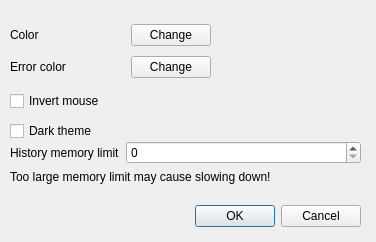
Above: propertiesdialog.ui from admesh/ADMeshGUI before the change. Below: the same form after it.
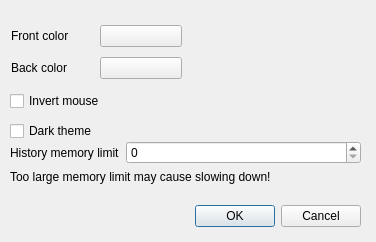
That is the form after the change.

Commit message: Color value in button (properties dialog)

The edit to the form file:
```diff
--- a/propertiesdialog.ui
+++ b/propertiesdialog.ui
@@ -58,84 +58,6 @@
     <string>Dark theme</string>
    </property>
   </widget>
-  <widget class="QWidget" name="layoutWidget">
-   <property name="geometry">
-    <rect>
-     <x>10</x>
-     <y>20</y>
-     <width>201</width>
-     <height>62</height>
-    </rect>
-   </property>
-   <layout class="QGridLayout" name="gridLayout">
-    <item row="0" column="0">
-     <widget class="QLabel" name="label_2">
-      <property name="sizePolicy">
-       <sizepolicy hsizetype="Minimum" vsizetype="Preferred">
-        <horstretch>0</horstretch>
-        <verstretch>0</verstretch>
-       </sizepolicy>
-      </property>
-      <property name="minimumSize">
-       <size>
-        <width>75</width>
-        <height>0</height>
-       </size>
-      </property>
-      <property name="text">
-       <string>Color</string>
-      </property>
-     </widget>
-    </item>
-    <item row="0" column="1">
-     <widget class="QLabel" name="colorLabel">
-      <property name="text">
-       <string/>
-      </property>
-     </widget>
-    </item>
-    <item row="0" column="2">
-     <widget class="QPushButton" name="colorButton">
-      <property name="text">
-       <string>Change</string>
-      </property>
-     </widget>
-    </item>
-    <item row="1" column="0">
-     <widget class="QLabel" name="label_3">
-      <property name="sizePolicy">
-       <sizepolicy hsizetype="Minimum" vsizetype="Preferred">
-        <horstretch>0</horstretch>
-        <verstretch>0</verstretch>
-       </sizepolicy>
-      </property>
-      <property name="minimumSize">
-       <size>
-        <width>75</width>
-        <height>0</height>
-       </size>
-      </property>
-      <property name="text">
-       <string>Error color</string>
-      </property>
-     </widget>
-    </item>
-    <item row="1" column="1">
-     <widget class="QLabel" name="badColorLabel">
-      <property name="text">
-       <string/>
-      </property>
-     </widget>
-    </item>
-    <item row="1" column="2">
-     <widget class="QPushButton" name="badColorButton">
-      <property name="text">
-       <string>Change</string>
-      </property>
-     </widget>
-    </item>
-   </layout>
-  </widget>
   <widget class="QWidget" name="layoutWidget">
    <property name="geometry">
     <rect>
@@ -172,6 +94,70 @@
     </item>
    </layout>
   </widget>
+  <widget class="QWidget" name="">
+   <property name="geometry">
+    <rect>
+     <x>11</x>
+     <y>21</y>
+     <width>171</width>
+     <height>62</height>
+    </rect>
+   </property>
+   <layout class="QGridLayout" name="gridLayout">
+    <item row="0" column="0">
+     <widget class="QLabel" name="label_2">
+      <property name="sizePolicy">
+       <sizepolicy hsizetype="Minimum" vsizetype="Preferred">
+        <horstretch>0</horstretch>
+        <verstretch>0</verstretch>
+       </sizepolicy>
+      </property>
+      <property name="minimumSize">
+       <size>
+        <width>75</width>
+        <height>0</height>
+       </size>
+      </property>
+      <property name="text">
+       <string>Front color</string>
+      </property>
+     </widget>
+    </item>
+    <item row="0" column="1">
+     <widget class="QPushButton" name="colorButton">
+      <property name="text">
+       <string/>
+      </property>
+     </widget>
+    </item>
+    <item row="1" column="0">
+     <widget class="QLabel" name="label_3">
+      <property name="sizePolicy">
+       <sizepolicy hsizetype="Minimum" vsizetype="Preferred">
+        <horstretch>0</horstretch>
+        <verstretch>0</verstretch>
+       </sizepolicy>
+      </property>
+      <property name="minimumSize">
+       <size>
+        <width>75</width>
+        <height>0</height>
+       </size>
+      </property>
+      <property name="text">
+       <string>Back color</string>
+      </property>
+     </widget>
+    </item>
+    <item row="1" column="1">
+     <widget class="QPushButton" name="badColorButton">
+      <property name="text">
+       <string/>
+      </property>
+     </widget>
+    </item>
+   </layout>
+  </widget>
  </widget>
  <resources/>
  <connections>
```
The commit also changes 1 other file.
